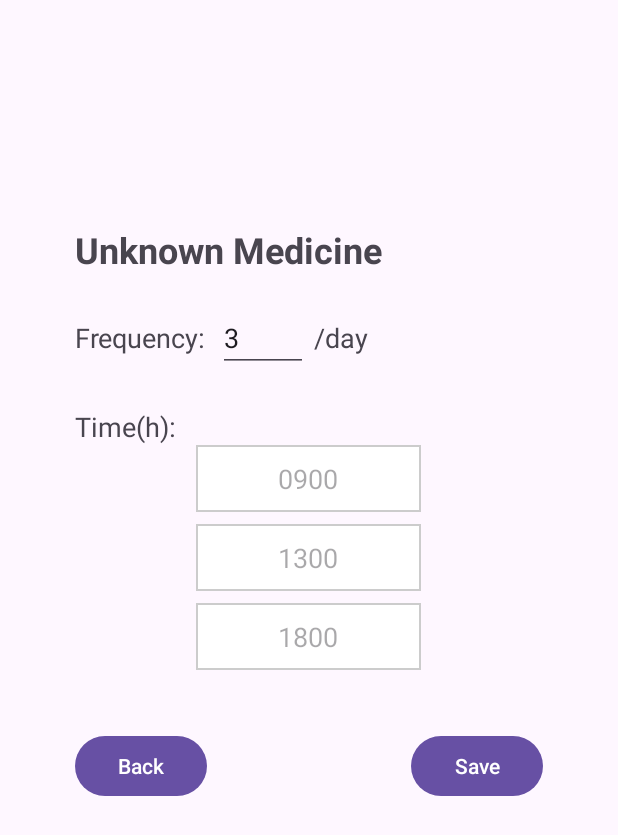
After one commit to di-wee/MediMind, an Android app: the fragment EditMedicineDetailsFragment placed in its activity, on a phone screen of 412 x 824 dp. The commit adds this screen. Shown: the top 835 px of the screen. Run offline under Robolectric (Android 15) with nearby library versions, the phone set to English and light mode, and no system bars.

Commit message:
create fragments for M6,M8 and M9, can navigate each other and pass the medicineName.

```diff
--- /dev/null
+++ b/android/app/src/main/java/com/example/medimind/EditMedicineDetailsFragment.kt
@@ -0,0 +1,69 @@
+package com.example.medimind
+
+import android.os.Bundle
+import android.text.InputType
+import android.view.LayoutInflater
+import android.view.View
+import android.view.ViewGroup
+import android.widget.Button
+import android.widget.EditText
+import android.widget.LinearLayout
+import android.widget.TextView
+import androidx.core.widget.addTextChangedListener
+import androidx.fragment.app.Fragment
+
+class EditMedicineDetailsFragment : Fragment() {
+    private lateinit var frequencyInput: EditText
+    private lateinit var timeInputContainer:LinearLayout
+    private lateinit var backButton: Button
+    private lateinit var saveButton: Button
+
+    override fun onCreateView(
+        inflater: LayoutInflater, container: ViewGroup?,
+        savedInstanceState: Bundle?
+    ): View? {
+        return inflater.inflate(R.layout.fragment_edit_medicine_details, container, false)
+    }
+
+    override fun onViewCreated(view: View, savedInstanceState: Bundle?) {
+        super.onViewCreated(view, savedInstanceState)
+
+        frequencyInput = view.findViewById(R.id.frequencyInput)
+        timeInputContainer = view.findViewById(R.id.timeInputContainer)
+        backButton = view.findViewById(R.id.btnBack)
+        saveButton = view.findViewById(R.id.btnSave)
+
+        val medicineName = arguments?.getString("medicineName") ?: "Unknown Medicine"
+        view.findViewById<TextView>(R.id.medicineNameTitleEdit).text = "$medicineName"
+
+        //default frequency I set it 3, later might retrieve from DB
+        frequencyInput.setText("3")
+        generateTimeFields(3)
+
+        frequencyInput.addTextChangedListener {
+            val freq = frequencyInput.text.toString().toIntOrNull() ?: 0
+            generateTimeFields(freq)
+        }
+
+        backButton.setOnClickListener {
+            parentFragmentManager.popBackStack()
+        }
+
+        saveButton.setOnClickListener {
+            //save to DB, implement later
+        }
+    }
+
+    private fun generateTimeFields(frequency:Int) {
+        timeInputContainer.removeAllViews()
+
+        val inflater = LayoutInflater.from(requireContext())
+        val defaultTime = listOf("0900", "1300", "1800", "2100", "2300")
+
+        for (i in 1..frequency) {
+            var timeBox = inflater.inflate(R.layout.time_input_box, timeInputContainer, false) as EditText
+            timeBox.hint = defaultTime.getOrNull(i-1) ?: "HHMM"
+            timeInputContainer.addView(timeBox)
+        }
+    }
+}
--- /dev/null
+++ b/android/app/src/main/java/com/example/medimind/OnEditMedicineRequestedListener.kt
@@ -0,0 +1,5 @@
+package com.example.medimind
+
+interface OnEditMedicineRequestedListener {
+    fun onEditMedicineRequested(medicineName: String)
+}
--- /dev/null
+++ b/android/app/src/main/java/com/example/medimind/OnMedicineSelectedListener.kt
@@ -0,0 +1,5 @@
+package com.example.medimind
+
+interface OnMedicineSelectedListener {
+    fun onMedicineSelected(medicineName: String)
+}
--- /dev/null
+++ b/android/app/src/main/res/drawable/timebox_background.xml
@@ -0,0 +1,5 @@
+<shape xmlns:android="http://schemas.android.com/apk/res/android"
+    android:shape="rectangle">
+    <solid android:color="@android:color/white"/>
+    <stroke android:width="1dp" android:color="#CCCCCC"/>
+</shape>
--- /dev/null
+++ b/android/app/src/main/res/layout/fragment_edit_medicine_details.xml
@@ -0,0 +1,89 @@
+<?xml version="1.0" encoding="utf-8"?>
+<LinearLayout
+    xmlns:android="http://schemas.android.com/apk/res/android"
+    android:orientation="vertical"
+    android:layout_width="match_parent"
+    android:layout_height="match_parent"
+    android:padding="50dp">
+
+    <TextView
+        android:id="@+id/medicineNameTitleEdit"
+        android:layout_width="wrap_content"
+        android:layout_height="wrap_content"
+        android:layout_marginTop="100dp"
+        android:layout_marginBottom="20dp"
+        android:textSize="24sp"
+        android:textStyle="bold"/>
+
+    <LinearLayout
+        android:layout_width="wrap_content"
+        android:layout_height="wrap_content"
+        android:orientation="horizontal"
+        android:layout_marginBottom="24dp">
+
+        <TextView
+            android:id="@+id/frequencyLabel"
+            android:layout_width="wrap_content"
+            android:layout_height="wrap_content"
+            android:text="Frequency:"
+            android:textSize="18sp"/>
+
+        <EditText
+            android:id="@+id/frequencyInput"
+            android:layout_width="60dp"
+            android:layout_height="wrap_content"
+            android:inputType="number"
+            android:hint="3"
+            android:layout_marginStart="8dp"/>
+
+        <TextView
+            android:id="@+id/frequencySuffix"
+            android:layout_width="wrap_content"
+            android:layout_height="wrap_content"
+            android:text="/day"
+            android:textSize="18sp"
+            android:layout_marginStart="4dp"/>
+    </LinearLayout>
+
+    <TextView
+        android:id="@+id/timeLabel"
+        android:layout_width="wrap_content"
+        android:layout_height="wrap_content"
+        android:text="Time(h):"
+        android:textSize="18sp"/>
+
+    <LinearLayout
+        android:id="@+id/timeInputContainer"
+        android:layout_width="match_parent"
+        android:layout_height="wrap_content"
+        android:orientation="vertical"
+        android:gravity="center"
+        android:layout_marginBottom="32dp"/>
+
+    <LinearLayout
+        android:layout_width="match_parent"
+        android:layout_height="wrap_content"
+        android:orientation="horizontal">
+
+        <Button
+            android:id="@+id/btnBack"
+            android:layout_width="wrap_content"
+            android:layout_height="wrap_content"
+            android:layout_gravity="start"
+            android:text="Back"/>
+
+        <View
+            android:layout_width="0dp"
+            android:layout_height="0dp"
+            android:layout_weight="1" />
+
+        <Button
+            android:id="@+id/btnSave"
+            android:layout_width="wrap_content"
+            android:layout_height="wrap_content"
+            android:layout_gravity="end"
+            android:text="Save"/>
+
+    </LinearLayout>
+
+</LinearLayout>
--- /dev/null
+++ b/android/app/src/main/res/layout/time_input_box.xml
@@ -0,0 +1,11 @@
+<?xml version="1.0" encoding="utf-8"?>
+<EditText xmlns:android="http://schemas.android.com/apk/res/android"
+    android:layout_width="150dp"
+    android:layout_height="wrap_content"
+    android:layout_marginBottom="8dp"
+    android:gravity="center"
+    android:background="@drawable/timebox_background"
+    android:inputType="number"
+    android:maxLines="1"
+    android:padding="10dp">
+</EditText>
--- a/android/app/src/main/res/navigation/nav_graph.xml
+++ b/android/app/src/main/res/navigation/nav_graph.xml
@@ -29,4 +29,35 @@
         android:id="@+id/registerUserFragment"
         android:name="com.example.medimind.RegisterUserFragment"
         android:label="Register User" />
+
+    <fragment
+        android:id="@+id/activeMedicineListFragment"
+        android:name="com.example.medimind.ActiveMedicineListFragment"
+        android:label="Active Med List">
+        <action
+            android:id="@+id/action_activeMedicineListFragment_to_viewMedicineDetailsFragment"
+            app:destination="@id/viewMedicineDetailsFragment"/>
+    </fragment>
+
+    <fragment
+        android:id="@+id/viewMedicineDetailsFragment"
+        android:name="com.example.medimind.ViewMedicineDetailsFragment"
+        android:label="View Medicine Details">
+        <argument
+            android:name="medicineName"
+            app:argType="string"/>
+        <action
+            android:id="@+id/action_viewMedicineDetailsFragment_to_editMedicineDetailsFragment"
+            app:destination="@id/editMedicineDetailsFragment"/>
+    </fragment>
+
+    <fragment
+        android:id="@+id/editMedicineDetailsFragment"
+        android:name="com.example.medimind.EditMedicineDetailsFragment"
+        android:label="Edit Medicine Details">
+        <argument
+            android:name="medicineName"
+            app:argType="string"/>
+    </fragment>
+
 </navigation>
```
Also changed, not shown: android/app/src/main/java/com/example/medimind/ActiveMedicineListFragment.kt (added, +49 -0 lines), android/app/src/main/java/com/example/medimind/MainFragment.kt (+29 -2 lines), android/app/src/main/java/com/example/medimind/MedicineAdapter.kt (added, +32 -0 lines), android/app/src/main/java/com/example/medimind/ViewMedicineDetailsFragment.kt (added, +61 -0 lines), android/app/src/main/res/layout/fragment_active_medicine_list.xml (added, +25 -0 lines), android/app/src/main/res/layout/fragment_view_medicine_details.xml (added, +63 -0 lines), android/app/src/main/res/layout/item_medicine.xml (added, +14 -0 lines).
